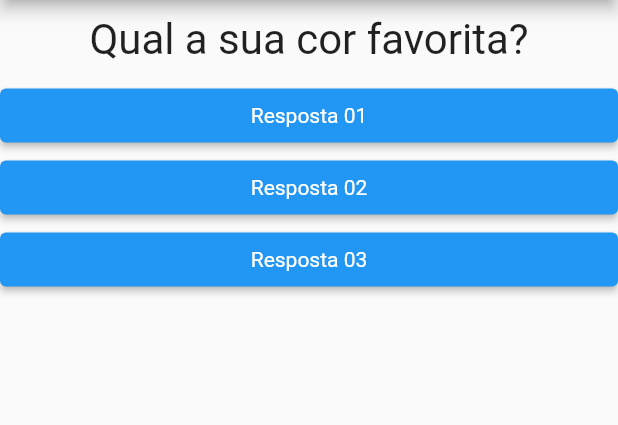
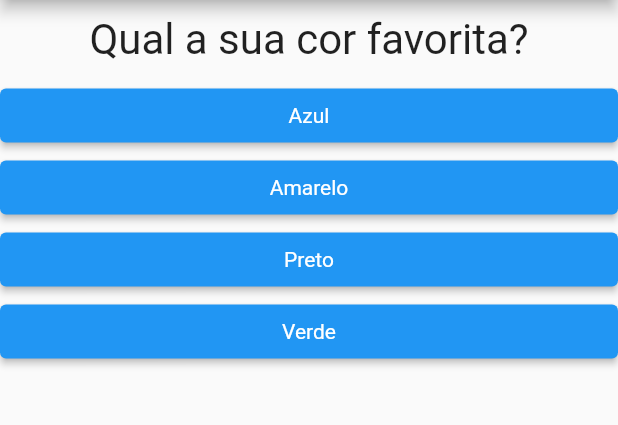
Before and after one commit to mvocamargo/flutter-perguntas-app, a Flutter app: the screen it shows after launch, on a phone screen of 412 x 824 dp, the part 84-509 px from its top. Run offline on Flutter 3.47's test engine with Material 2 defaults, Android fonts, the phone set to English and light mode, and no system bars.

Commit message:
Mapping questions

```diff
--- a/lib/main.dart
+++ b/lib/main.dart
@@ -17,6 +17,20 @@ class PerguntaApp extends StatefulWidget {
 
 class _PerguntaAppState extends State<PerguntaApp> {
   var _perguntaSelecionada = 0;
+  final _perguntas = const [
+    {
+      'texto': 'Qual a sua cor favorita?',
+      'respostas': ['Azul', 'Amarelo', 'Preto', 'Verde'],
+    },
+    {
+      'texto': 'Qual o seu animal favorito?',
+      'respostas': ['Coelho', 'Carneiro', 'Vaca', 'Burro'],
+    },
+    {
+      'texto': 'Qual o seu cantor favorito?',
+      'respostas': ['Pedro', 'Paulo', 'Timóteo', 'Bruno'],
+    }
+  ];
 
   void _responder() {
     setState(() {
@@ -24,35 +38,33 @@ class _PerguntaAppState extends State<PerguntaApp> {
     });
   }
 
+  bool get temPerguntaSelecionada {
+    return _perguntaSelecionada < _perguntas.length;
+  }
+
   @override
   Widget build(BuildContext context) {
-    final List<String> perguntas = [
-      'Qual a sua cor favorita?',
-      'Qual o seu animal favorito?'
-    ];
+    List<String> respostas = temPerguntaSelecionada
+        ? _perguntas[_perguntaSelecionada].cast()['respostas']
+        : [];
+    List<Widget> widgets =
+        respostas.map((t) => QuestaoResposta(t, _responder)).toList();
 
     return MaterialApp(
       home: Scaffold(
         appBar: AppBar(
           title: Text('Perguntas'),
         ),
-        body: Column(
-          children: [
-            Questao(texto: perguntas[_perguntaSelecionada]),
-            QuestaoResposta(
-              'Resposta 01',
-              _responder,
-            ),
-            QuestaoResposta(
-              'Resposta 02',
-              _responder,
-            ),
-            QuestaoResposta(
-              'Resposta 03',
-              _responder,
-            ),
-          ],
-        ),
+        body: temPerguntaSelecionada
+            ? Column(
+                children: [
+                  Questao(
+                    texto: _perguntas[_perguntaSelecionada]['texto'].toString(),
+                  ),
+                  ...widgets,
+                ],
+              )
+            : null,
       ),
     );
   }
```
